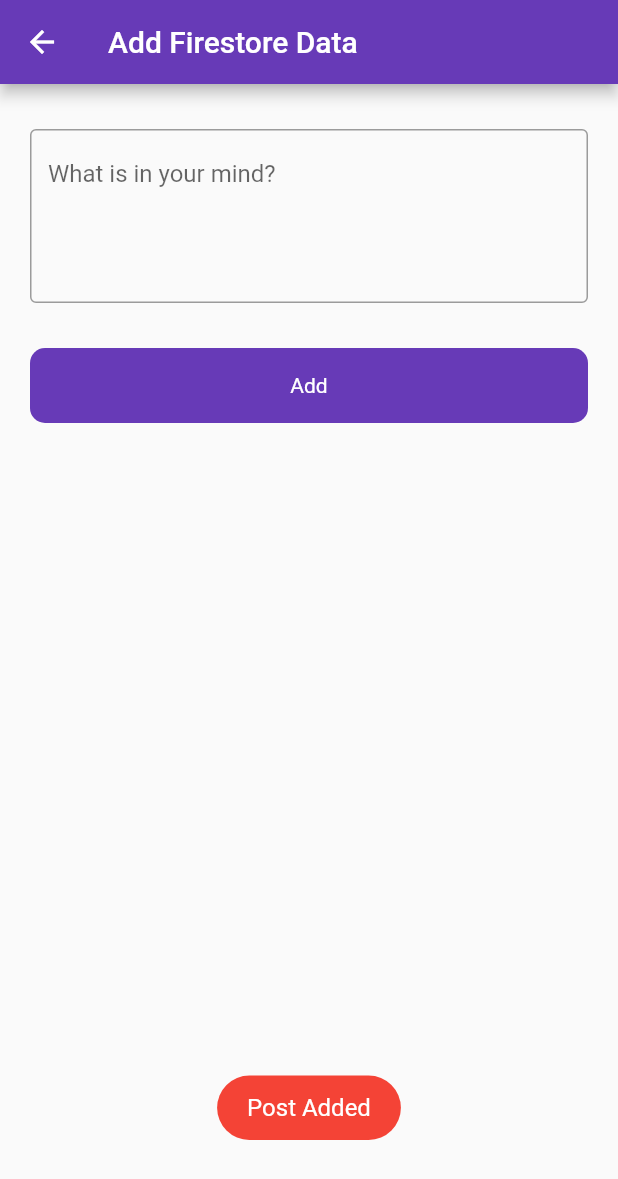
After one commit to sakshamgupta930/Realtime-Database, a Flutter app: the AddFirestoreData screen opened directly, after a tap on "Add", on a phone screen of 412 x 824 dp. The commit adds this screen. Shown: the top 1179 px of the screen. Run offline on Flutter 3.47's test engine with Material 2 defaults, Android fonts, the phone set to English and light mode, and no system bars; our stand-ins replace cloud_firestore, firebase_auth, firebase_core, firebase_database, fluttertoast, loading_animation_widget; accounts and stored records are empty; network calls fail.

Commit message:
Cloud Firestore

```diff
--- a/lib/firebase_services/splash_services.dart
+++ b/lib/firebase_services/splash_services.dart
@@ -1,7 +1,9 @@
 import 'dart:async';
 
 import 'package:firebase/ui/auth/login_Screen.dart';
+import 'package:firebase/ui/firestore/firestore_list_screen.dart';
 import 'package:firebase/ui/posts/post_screen.dart';
+import 'package:firebase/ui/uplode_image/upload_image.dart';
 import 'package:firebase_auth/firebase_auth.dart';
 import 'package:flutter/material.dart';
 
@@ -17,7 +19,7 @@ class SplashServices {
         () => Navigator.push(
           context,
           MaterialPageRoute(
-            builder: (context) => const PostScreen(),
+            builder: (context) => const FirestoreScreen(),
           ),
         ),
       );
--- /dev/null
+++ b/lib/ui/firestore/add_firestore_data.dart
@@ -0,0 +1,66 @@
+import 'package:cloud_firestore/cloud_firestore.dart';
+import 'package:firebase/utils/utils.dart';
+import 'package:firebase/widgets/round_button.dart';
+import 'package:flutter/material.dart';
+
+class AddFirestoreData extends StatefulWidget {
+  const AddFirestoreData({super.key});
+
+  @override
+  State<AddFirestoreData> createState() => _AddFirestoreDataState();
+}
+
+class _AddFirestoreDataState extends State<AddFirestoreData> {
+  final postController = TextEditingController();
+  bool loading = false;
+  final firestore = FirebaseFirestore.instance.collection('users');
+
+  @override
+  Widget build(BuildContext context) {
+    return Scaffold(
+      appBar: AppBar(
+        title: const Text("Add Firestore Data"),
+      ),
+      body: Padding(
+        padding: const EdgeInsets.symmetric(horizontal: 20),
+        child: Column(
+          children: [
+            const SizedBox(height: 30),
+            TextFormField(
+              controller: postController,
+              maxLines: 4,
+              decoration: const InputDecoration(
+                  hintText: "What is in your mind?",
+                  border: OutlineInputBorder()),
+            ),
+            const SizedBox(height: 30),
+            RoundButton(
+              loading: loading,
+              title: "Add",
+              onTap: () {
+                setState(() {
+                  loading = true;
+                });
+                String id = DateTime.now().millisecondsSinceEpoch.toString();
+                firestore.doc(id).set({
+                  'id': id,
+                  'title': postController.text.toString(),
+                }).then((value) {
+                  Utils().toastMessage("Post Added");
+                  setState(() {
+                    loading = false;
+                  });
+                }).onError((error, stackTrace) {
+                  Utils().toastMessage(error.toString());
+                  setState(() {
+                    loading = false;
+                  });
+                });
+              },
+            ),
+          ],
+        ),
+      ),
+    );
+  }
+}
--- a/pubspec.yaml
+++ b/pubspec.yaml
@@ -37,6 +37,7 @@ dependencies:
   flutter:
     sdk: flutter
   fluttertoast: ^8.2.2
+  image_picker: ^1.0.0
   loading_animation_widget: ^1.2.0+4
 
 dev_dependencies:
```
Also changed, not shown: lib/ui/auth/forgot_password.dart (added, +62 -0 lines), lib/ui/auth/login_Screen.dart (+16 -1 lines), lib/ui/firestore/firestore_list_screen.dart (added, +158 -0 lines), lib/ui/posts/post_screen.dart (+4 -4 lines), lib/ui/uplode_image/upload_image.dart (added), pubspec.lock.
